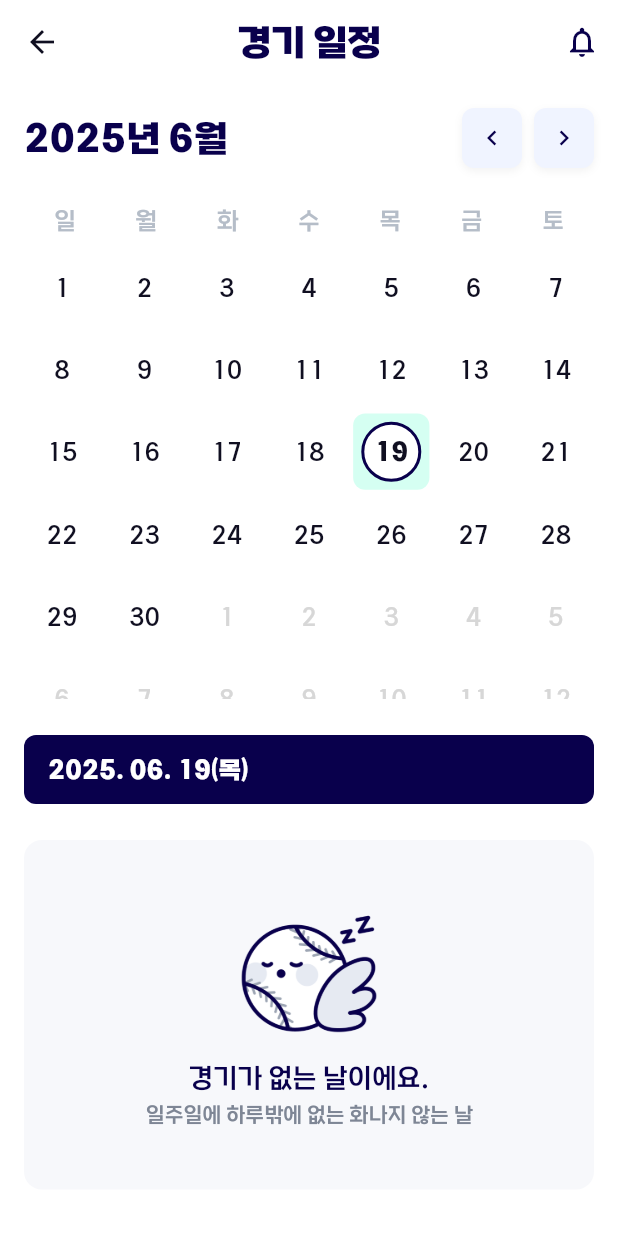
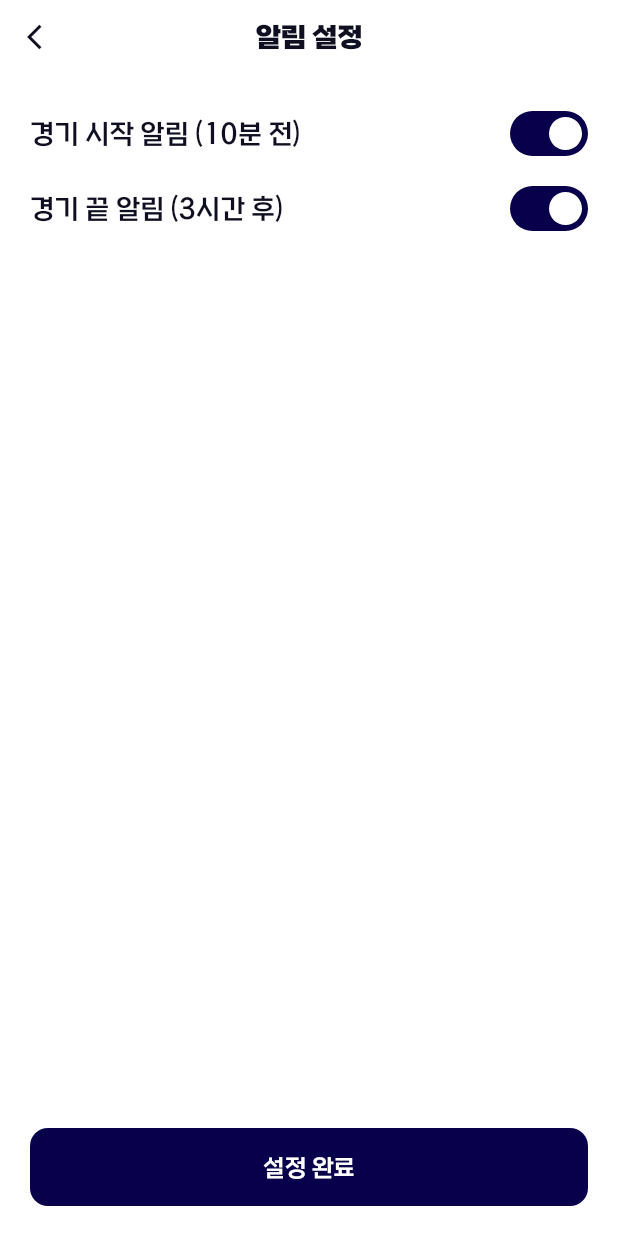
Before and after one commit to GlassyBus/seungyo-app, a Flutter app: the SchedulePage screen opened directly, after a tap on the "notifications" icon, on a phone screen of 412 x 824 dp. Run offline on Flutter 3.47's test engine with Material 3 defaults, Android fonts, the phone set to English and light mode, and no system bars; our stand-ins replace drift, equatable, flutter_colorpicker, flutter_svg, fluttertoast, image_picker and 4 more; missing offline and left inert: crop_your_image, gal, sqlite3; accounts and stored records are empty; generated files the repository leaves out were written again.

Commit message:
feat: 알림 설정 페이지 추가

```diff
--- /dev/null
+++ b/lib/providers/notification_settings_provider.dart
@@ -0,0 +1,270 @@
+import 'package:flutter/foundation.dart';
+import 'package:shared_preferences/shared_preferences.dart';
+
+/// 알림 설정 관리 Provider (개선된 버전)
+class NotificationSettingsProvider extends ChangeNotifier {
+  static const String _gameStartKey = 'notification_game_start';
+  static const String _gameEndKey = 'notification_game_end';
+
+  bool _gameStartNotification = true;
+  bool _gameEndNotification = true;
+  bool _isLoading = true;
+  String? _lastError;
+
+  // Getters
+  bool get gameStartNotification => _gameStartNotification;
+  bool get gameEndNotification => _gameEndNotification;
+  bool get isLoading => _isLoading;
+  String? get lastError => _lastError;
+  bool get hasError => _lastError != null;
+
+  NotificationSettingsProvider() {
+    _initialize();
+  }
+
+  /// 초기화 (향상된 에러 처리)
+  Future<void> _initialize() async {
+    try {
+      _setLoading(true);
+      _clearError();
+
+      await loadSettings();
+
+      if (kDebugMode) {
+        print('🔔 NotificationSettings 초기화 완료: 시작 알림 = $_gameStartNotification, 종료 알림 = $_gameEndNotification');
+      }
+    } catch (error) {
+      _setError('초기화 실패: $error');
+
+      if (kDebugMode) {
+        print('❌ NotificationSettings 초기화 실패: $error');
+      }
+    } finally {
+      _setLoading(false);
+    }
+  }
+
+  /// 설정 로드 (검증 로직 포함)
+  Future<void> loadSettings() async {
+    try {
+      final prefs = await SharedPreferences.getInstance();
+
+      // 검증된 값으로 로드
+      _gameStartNotification = _validateBooleanSetting(
+        prefs.getBool(_gameStartKey),
+        defaultValue: true,
+        settingName: '게임 시작 알림',
+      );
+
+      _gameEndNotification = _validateBooleanSetting(
+        prefs.getBool(_gameEndKey),
+        defaultValue: true,
+        settingName: '게임 종료 알림',
+      );
+
+      _clearError();
+      notifyListeners();
+
+      if (kDebugMode) {
+        print('📱 알림 설정 로드됨: 시작=$_gameStartNotification, 종료=$_gameEndNotification');
+      }
+    } catch (error) {
+      _setError('설정 로드 실패: $error');
+      rethrow;
+    }
+  }
+
+  /// Boolean 설정 검증
+  bool _validateBooleanSetting(bool? value, {required bool defaultValue, required String settingName}) {
+    if (value == null) {
+      if (kDebugMode) {
+        print('⚠️ $settingName 설정이 null입니다. 기본값($defaultValue)을 사용합니다.');
+      }
+      return defaultValue;
+    }
+    return value;
+  }
+
+  /// 경기 시작 알림 설정 (검증 포함)
+  Future<void> setGameStartNotification(bool value) async {
+    try {
+      if (_gameStartNotification == value) {
+        if (kDebugMode) {
+          print('🔄 경기 시작 알림 설정이 동일합니다: $value');
+        }
+        return;
+      }
+
+      _gameStartNotification = value;
+      notifyListeners();
+
+      if (kDebugMode) {
+        print('🔔 경기 시작 알림 설정 변경: $value');
+      }
+    } catch (error) {
+      _setError('경기 시작 알림 설정 실패: $error');
+      rethrow;
+    }
+  }
+
+  /// 경기 종료 알림 설정 (검증 포함)
+  Future<void> setGameEndNotification(bool value) async {
+    try {
+      if (_gameEndNotification == value) {
+        if (kDebugMode) {
+          print('🔄 경기 종료 알림 설정이 동일합니다: $value');
+        }
+        return;
+      }
+
+      _gameEndNotification = value;
+      notifyListeners();
+
+      if (kDebugMode) {
+        print('⚾ 경기 종료 알림 설정 변경: $value');
+      }
+    } catch (error) {
+      _setError('경기 종료 알림 설정 실패: $error');
+      rethrow;
+    }
+  }
+
+  /// 설정 저장 (원자적 저장 및 롤백 지원)
+  Future<void> saveSettings() async {
+    try {
+      _clearError();
+
+      final prefs = await SharedPreferences.getInstance();
+
+      // 현재 설정 백업 (롤백용)
+      final backupGameStart = prefs.getBool(_gameStartKey);
+      final backupGameEnd = prefs.getBool(_gameEndKey);
+
+      // 설정 저장 시도
+      final results = await Future.wait([
+        prefs.setBool(_gameStartKey, _gameStartNotification),
+        prefs.setBool(_gameEndKey, _gameEndNotification),
+      ]);
+
+      // 저장 결과 검증
+      if (!results.every((result) => result)) {
+        throw Exception('일부 설정 저장에 실패했습니다');
+      }
+
+      // 저장된 값 재검증
+      await _verifyStoredSettings();
+
+      if (kDebugMode) {
+        print('💾 알림 설정 저장 완료: 시작=$_gameStartNotification, 종료=$_gameEndNotification');
+      }
+
+    } catch (error) {
+      _setError('설정 저장 실패: $error');
+
+      // 롤백 시도
+      await _attemptRollback();
+
+      rethrow;
+    }
+  }
+
+  /// 저장된 설정 검증
+  Future<void> _verifyStoredSettings() async {
+    final prefs = await SharedPreferences.getInstance();
+
+    final storedGameStart = prefs.getBool(_gameStartKey);
+    final storedGameEnd = prefs.getBool(_gameEndKey);
+
+    if (storedGameStart != _gameStartNotification || storedGameEnd != _gameEndNotification) {
+      throw Exception('저장된 설정이 예상 값과 다릅니다');
+    }
+  }
+
+  /// 롤백 시도
+  Future<void> _attemptRollback() async {
+    try {
+      if (kDebugMode) {
+        print('🔄 설정 롤백을 시도합니다...');
+      }
+
+      await loadSettings();
+
+      if (kDebugMode) {
+        print('✅ 설정이 롤백되었습니다.');
+      }
+    } catch (rollbackError) {
+      if (kDebugMode) {
+        print('❌ 롤백도 실패했습니다: $rollbackError');
+      }
+    }
+  }
+
+  /// 설정 리셋 (공장 초기화)
+  Future<void> resetToDefaults() async {
+    try {
+      _clearError();
+
+      const defaultGameStart = true;
+      const defaultGameEnd = true;
+
+      _gameStartNotification = defaultGameStart;
+      _gameEndNotification = defaultGameEnd;
+
+      await saveSettings();
+
+      if (kDebugMode) {
+        print('🔄 알림 설정이 기본값으로 리셋되었습니다');
+      }
+
+    } catch (error) {
+      _setError('설정 리셋 실패: $error');
+      rethrow;
+    }
+  }
+
+  /// 설정 상태 요약
+  Map<String, dynamic> getSettingsSummary() {
+    return {
+      'gameStartNotification': _gameStartNotification,
+      'gameEndNotification': _gameEndNotification,
+      'isLoading': _isLoading,
+      'hasError': hasError,
+      'lastError': _lastError,
+      'timestamp': DateTime.now().toIso8601String(),
+    };
+  }
+
+  /// 로딩 상태 설정
+  void _setLoading(bool loading) {
+    if (_isLoading != loading) {
+      _isLoading = loading;
+      notifyListeners();
+    }
+  }
+
+  /// 에러 설정
+  void _setError(String error) {
+    _lastError = error;
+    notifyListeners();
+
+    if (kDebugMode) {
+      print('❌ NotificationSettings 에러: $error');
+    }
+  }
+
+  /// 에러 클리어
+  void _clearError() {
+    if (_lastError != null) {
+      _lastError = null;
+      notifyListeners();
+    }
+  }
+
+  @override
+  void dispose() {
+    if (kDebugMode) {
+      print('🗑️ NotificationSettingsProvider disposed');
+    }
+    super.dispose();
+  }
+}
--- a/lib/providers/schedule_provider.dart
+++ b/lib/providers/schedule_provider.dart
@@ -1,14 +1,19 @@
 import 'package:flutter/material.dart';
 import '../models/game_record.dart';
+import '../models/game_schedule.dart';
 import '../services/record_service.dart';
+import '../services/schedule_service.dart';
 
 class ScheduleProvider extends ChangeNotifier {
   final RecordService _recordService = RecordService();
+  final ScheduleService _scheduleService = ScheduleService();
 
   DateTime _selectedDate = DateTime.now();
   DateTime _currentMonth = DateTime.now();
   Map<DateTime, List<GameRecord>> _recordMap = {};
+  Map<DateTime, List<GameSchedule>> _scheduleMap = {};
   List<GameRecord> _dayRecords = [];
+  List<GameSchedule> _daySchedules = [];
   bool _isLoading = true;
   bool _hasError = false;
   String _errorMessage = '';
@@ -19,6 +24,32 @@ class ScheduleProvider extends ChangeNotifier {
   Map<DateTime, List<GameRecord>> get scheduleMap =>
       _recordMap; // 호환성을 위해 이름 유지
   List<GameRecord> get daySchedules => _dayRecords; // 호환성을 위해 이름 유지
+
+  // 새로운 getter: 선택된 날짜의 모든 경기 (직관 기록 + 일정)
+  List<dynamic> get allDayGames {
+    final dateKey = DateTime(
+      _selectedDate.year,
+      _selectedDate.month,
+      _selectedDate.day,
+    );
+
+    final records = _recordMap[dateKey] ?? [];
+    final schedules = _scheduleMap[dateKey] ?? [];
+
+    // 직관 기록이 있는 경기는 제외하고 일정만 추가
+    final schedulesWithoutRecords =
+        schedules.where((schedule) {
+          return !records.any(
+            (record) =>
+                record.homeTeam.name == schedule.homeTeam &&
+                record.awayTeam.name == schedule.awayTeam,
+          );
+        }).toList();
+
+    // 직관 기록과 일정을 합쳐서 반환
+    return [...records, ...schedulesWithoutRecords];
+  }
+
   bool get isLoading => _isLoading;
   bool get hasError => _hasError;
   String get errorMessage => _errorMessage;
@@ -43,18 +74,24 @@ class ScheduleProvider extends ChangeNotifier {
     await loadSchedules();
   }
 
-  /// 직관 기록 로드 (기존 이름 유지하여 호환성 확보)
+  /// 직관 기록과 경기 일정 로드
   Future<void> loadSchedules() async {
     print('=== loadSchedules 시작 ===');
     _setLoading(true);
     _clearError();
 
     try {
-      print('직관 기록 로드 중...');
+      print('직관 기록과 경기 일정 로드 중...');
 
-      // 모든 직관 기록 가져오기
+      // 직관 기록과 경기 일정을 동시에 로드
       final allRecords = await _recordService.getAllRecords();
+      final allSchedules = await _scheduleService.getSchedulesByMonth(
+        _currentMonth.year,
+        _currentMonth.month,
+      );
+
       print('로드된 직관 기록 수: ${allRecords.length}');
+      print('로드된 경기 일정 수: ${allSchedules.length}');
 
       // 현재 월의 기록만 필터링
       final monthRecords =
@@ -62,23 +99,23 @@ class ScheduleProvider extends ChangeNotifier {
             return record.gameDate.year == _currentMonth.year &&
                 record.gameDate.month == _currentMonth.month;
           }).toList();
-      print(
-        '현재 월(${_currentMonth.year}년 ${_currentMonth.month}월) 기록: ${monthRecords.length}개',
-      );
 
-      // 날짜별 기록 맵 생성
+      // 날짜별 맵 생성
       _recordMap = _createRecordMap(monthRecords);
+      _scheduleMap = _createScheduleMap(allSchedules);
+
       print('기록 맵 생성 완료: ${_recordMap.keys.length}개 날짜');
+      print('일정 맵 생성 완료: ${_scheduleMap.keys.length}개 날짜');
 
       // 선택된 날짜의 기록 업데이트
       _updateDayRecords();
-      print('선택된 날짜 기록: ${_dayRecords.length}개');
+      print('선택된 날짜 전체 경기: ${allDayGames.length}개');
 
       _setLoading(false);
       print('=== loadSchedules 완료 ===');
     } catch (e) {
       print('에러 발생: $e');
-      _setError('직관 기록을 불러오는 중 오류가 발생했습니다: $e');
+      _setError('경기 일정을 불러오는 중 오류가 발생했습니다: $e');
     }
   }
 
@@ -117,8 +154,12 @@ class ScheduleProvider extends ChangeNotifier {
     // 해당 날짜의 기록에서 취소되지 않은 기록만 필터링
     final allDayRecords = _recordMap[dateKey] ?? [];
     _dayRecords = allDayRecords.where((record) => !record.canceled).toList();
+
+    // 해당 날짜의 일정도 업데이트
+    _daySchedules = _scheduleMap[dateKey] ?? [];
+
     print(
-      '날짜 ${_selectedDate.year}-${_selectedDate.month}-${_selectedDate.day} 기록: ${_dayRecords.length}개 (취소된 기록 제외: ${allDayRecords.length - _dayRecords.length}개)',
+      '날짜 ${_selectedDate.year}-${_selectedDate.month}-${_selectedDate.day} 기록: ${_dayRecords.length}개, 일정: ${_daySchedules.length}개',
     );
   }
 
@@ -137,6 +178,29 @@ class ScheduleProvider extends ChangeNotifier {
         map[date]!.add(record);
       } else {
         map[date] = [record];
+      }
+    }
+
+    return map;
+  }
+
+  /// 날짜별 경기 일정 맵 생성
+  Map<DateTime, List<GameSchedule>> _createScheduleMap(
+    List<GameSchedule> schedules,
+  ) {
+    final map = <DateTime, List<GameSchedule>>{};
+
+    for (var schedule in schedules) {
+      final date = DateTime(
+        schedule.dateTime.year,
+        schedule.dateTime.month,
+        schedule.dateTime.day,
+      );
+
+      if (map.containsKey(date)) {
+        map[date]!.add(schedule);
+      } else {
+        map[date] = [schedule];
       }
     }
 
--- /dev/null
+++ b/lib/view/schedules/notification_settings_screen.dart
@@ -0,0 +1,231 @@
+import 'package:flutter/material.dart';
+import 'package:flutter/services.dart';
+import 'package:provider/provider.dart';
+import '../../theme/app_colors.dart';
+import '../../theme/app_text_styles.dart';
+import '../../providers/notification_settings_provider.dart';
+
+/// 알림 설정 화면
+class NotificationSettingsScreen extends StatelessWidget {
+  const NotificationSettingsScreen({super.key});
+
+  @override
+  Widget build(BuildContext context) {
+    return ChangeNotifierProvider(
+      create: (_) => NotificationSettingsProvider(),
+      child: Scaffold(
+        backgroundColor: Colors.white,
+        body: Consumer<NotificationSettingsProvider>(
+          builder: (context, provider, child) {
+            if (provider.isLoading) {
+              return const Center(child: CircularProgressIndicator());
+            }
+
+            return SafeArea(
+              child: Column(
+                children: [
+                  // 헤더
+                  _buildHeader(context),
+
+                  // 알림 설정 리스트
+                  Expanded(child: _buildNotificationList(provider)),
+
+                  // 하단 완료 버튼
+                  _buildBottomButton(context, provider),
+                ],
+              ),
+            );
+          },
+        ),
+      ),
+    );
+  }
+
+  /// 헤더
+  Widget _buildHeader(BuildContext context) {
+    return Container(
+      padding: const EdgeInsets.symmetric(horizontal: 16, vertical: 12),
+      child: Row(
+        children: [
+          // 뒤로가기 버튼
+          GestureDetector(
+            onTap: () => Navigator.pop(context),
+            child: SizedBox(
+              width: 24,
+              height: 24,
+              child: Icon(
+                Icons.arrow_back_ios,
+                color: AppColors.black,
+                size: 20,
+              ),
+            ),
+          ),
+
+          // 제목
+          Expanded(
+            child: Text(
+              '알림 설정',
+              style: AppTextStyles.subtitle1.copyWith(color: AppColors.black),
+              textAlign: TextAlign.center,
+            ),
+          ),
+
+          // 오른쪽 공간 (대칭을 위한 빈 공간)
+          const SizedBox(width: 24),
+        ],
+      ),
+    );
+  }
+
+  /// 알림 설정 리스트
+  Widget _buildNotificationList(NotificationSettingsProvider provider) {
+    return Container(
+      padding: const EdgeInsets.symmetric(horizontal: 20),
+      child: Column(
+        children: [
+          const SizedBox(height: 25),
+
+          // 경기 시작 알림
+          _buildNotificationItem(
+            title: '경기 시작 알림 (10분 전)',
+            isEnabled: provider.gameStartNotification,
+            onChanged: provider.setGameStartNotification,
+          ),
+
+          const SizedBox(height: 20),
+
+          // 경기 끝 알림
+          _buildNotificationItem(
+            title: '경기 끝 알림 (3시간 후)',
+            isEnabled: provider.gameEndNotification,
+            onChanged: provider.setGameEndNotification,
+          ),
+        ],
+      ),
+    );
+  }
+
+  /// 알림 설정 항목 (피그마 디자인 정확히 따름)
+  Widget _buildNotificationItem({
+    required String title,
+    required bool isEnabled,
+    required Function(bool) onChanged,
+  }) {
+    return Row(
+      mainAxisAlignment: MainAxisAlignment.spaceBetween,
+      children: [
+        // 제목
+        Text(
+          title,
+          style: AppTextStyles.subtitle1.copyWith(
+            fontWeight: FontWeight.w500,
+            color: AppColors.black,
+          ),
+        ),
+
+        // 커스텀 토글 스위치
+        _buildCustomToggle(isEnabled, onChanged),
+      ],
+    );
+  }
+
+  /// 커스텀 토글 스위치 (피그마 디자인 정확히 구현)
+  Widget _buildCustomToggle(bool isEnabled, Function(bool) onChanged) {
+    return GestureDetector(
+      onTap: () => onChanged(!isEnabled),
+      child: Container(
+        width: 52,
+        height: 30,
+        decoration: BoxDecoration(
+          color: isEnabled ? AppColors.navy : AppColors.gray30,
+          borderRadius: BorderRadius.circular(33),
+        ),
+        child: Stack(
+          children: [
+            AnimatedPositioned(
+              duration: const Duration(milliseconds: 200),
+              curve: Curves.easeInOut,
+              left: isEnabled ? 26 : 4,
+              top: 4,
+              child: Container(
+                width: 22,
+                height: 22,
+                decoration: const BoxDecoration(
+                  color: Colors.white,
+                  shape: BoxShape.circle,
+                ),
+              ),
+            ),
+          ],
+        ),
+      ),
+    );
+  }
+
+  /// 하단 완료 버튼 (피그마 디자인 정확히 따름)
+  Widget _buildBottomButton(
+    BuildContext context,
+    NotificationSettingsProvider provider,
+  ) {
+    return SafeArea(
+      child: Container(
+        padding: const EdgeInsets.all(20),
+        child: SizedBox(
+          width: double.infinity,
+          height: 52,
+          child: ElevatedButton(
+            onPressed: () => _onComplete(context, provider),
+            style: ElevatedButton.styleFrom(
+              backgroundColor: AppColors.navy,
+              foregroundColor: Colors.white,
+              elevation: 0,
+              shape: RoundedRectangleBorder(
+                borderRadius: BorderRadius.circular(12),
+              ),
+            ),
+            child: Text(
+              '설정 완료',
+              style: AppTextStyles.button1.copyWith(
+                fontWeight: FontWeight.w500,
+                color: Colors.white,
+              ),
+            ),
+          ),
+        ),
+      ),
+    );
+  }
+
+  /// 완료 버튼 처리
+  Future<void> _onComplete(
+    BuildContext context,
+    NotificationSettingsProvider provider,
+  ) async {
+    try {
+      await provider.saveSettings();
+
+      if (!context.mounted) return;
+
+      ScaffoldMessenger.of(context).showSnackBar(
+        SnackBar(
+          content: const Text('알림 설정이 저장되었습니다'),
+          backgroundColor: AppColors.navy,
+          behavior: SnackBarBehavior.floating,
+          shape: RoundedRectangleBorder(borderRadius: BorderRadius.circular(8)),
+        ),
+      );
+
+      Navigator.pop(context);
+    } catch (error) {
+      if (!context.mounted) return;
+
+      ScaffoldMessenger.of(context).showSnackBar(
+        SnackBar(
+          content: Text('설정 저장에 실패했습니다: $error'),
+          backgroundColor: AppColors.negative,
+          behavior: SnackBarBehavior.floating,
+        ),
+      );
+    }
+  }
+}
--- a/lib/view/schedules/schedules_screen.dart
+++ b/lib/view/schedules/schedules_screen.dart
@@ -11,6 +11,7 @@ import 'widgets/calendar_header.dart';
 import 'widgets/enhanced_calendar.dart';
 import 'widgets/no_schedule_view.dart';
 import 'widgets/record_item.dart';
+import 'notification_settings_screen.dart';
 
 /// 경기 일정 페이지
 class SchedulePage extends StatefulWidget {
@@ -58,7 +59,14 @@ class _SchedulePageState extends State<SchedulePage> {
             actions: [
               IconButton(
                 icon: Icon(Icons.notifications_outlined, color: AppColors.navy),
-                onPressed: () {},
+                onPressed: () {
+                  Navigator.push(
+                    context,
+                    MaterialPageRoute(
+                      builder: (context) => const NotificationSettingsScreen(),
+                    ),
+                  );
+                },
               ),
             ],
           ),
```
